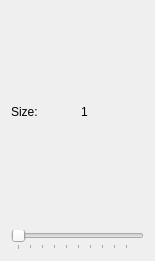
Old version of the form src/toolSettings/erasersettingswidget.ui in the repository PhotoFlare/photoflare.
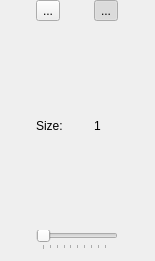
New version of the form. Icons and pictures are not drawn.

Commit message: Added shapes for Eraser Tool

The edit to the form file:
```diff
--- a/src/toolSettings/erasersettingswidget.ui
+++ b/src/toolSettings/erasersettingswidget.ui
@@ -18,20 +18,66 @@
     <number>0</number>
    </property>
    <item row="0" column="0">
+    <widget class="QToolButton" name="buttonRoundCap">
+     <property name="text">
+      <string>...</string>
+     </property>
+     <property name="icon">
+      <iconset resource="../../Icons.qrc">
+       <normaloff>:/brushes/assets/brushes/circle.png</normaloff>:/brushes/assets/brushes/circle.png</iconset>
+     </property>
+     <property name="iconSize">
+      <size>
+       <width>32</width>
+       <height>32</height>
+      </size>
+     </property>
+     <property name="checkable">
+      <bool>true</bool>
+     </property>
+     <property name="checked">
+      <bool>false</bool>
+     </property>
+    </widget>
+   </item>
+   <item row="0" column="1">
+    <widget class="QToolButton" name="buttonSquareCap">
+     <property name="text">
+      <string>...</string>
+     </property>
+     <property name="icon">
+      <iconset resource="../../Icons.qrc">
+       <normaloff>:/brushes/assets/brushes/square.png</normaloff>:/brushes/assets/brushes/square.png</iconset>
+     </property>
+     <property name="iconSize">
+      <size>
+       <width>32</width>
+       <height>32</height>
+      </size>
+     </property>
+     <property name="checkable">
+      <bool>true</bool>
+     </property>
+     <property name="checked">
+      <bool>true</bool>
+     </property>
+    </widget>
+   </item>
+   <item row="1" column="0">
     <widget class="QLabel" name="label">
      <property name="text">
       <string>Size:</string>
      </property>
     </widget>
    </item>
-   <item row="0" column="1">
+   <item row="1" column="1">
     <widget class="QLabel" name="radiusValueLabel">
      <property name="text">
       <string>1</string>
      </property>
     </widget>
    </item>
-   <item row="1" column="0" colspan="2">
+   <item row="2" column="0" colspan="2">
     <widget class="QSlider" name="radiusSlider">
      <property name="minimum">
       <number>1</number>
```
Left out of the diff: 4 changed lines with no effect on the pictures. The commit also changes 12 other files.
